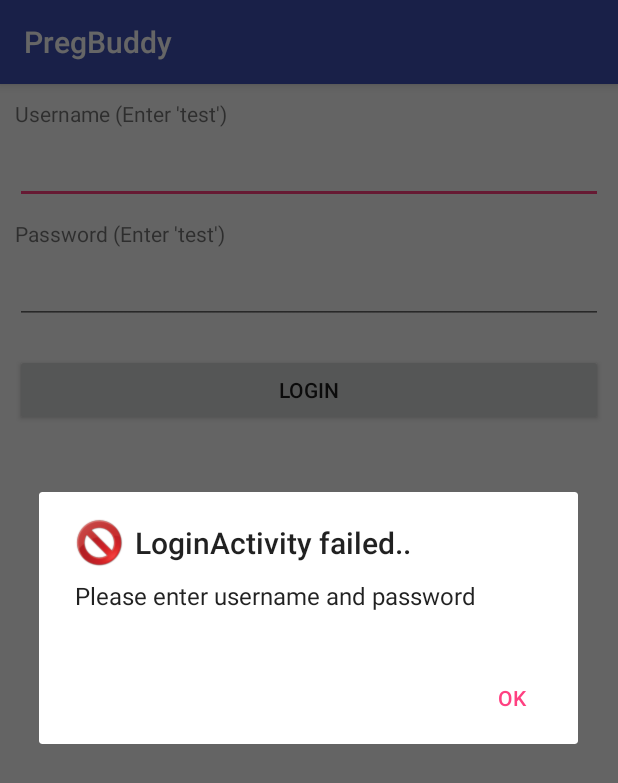
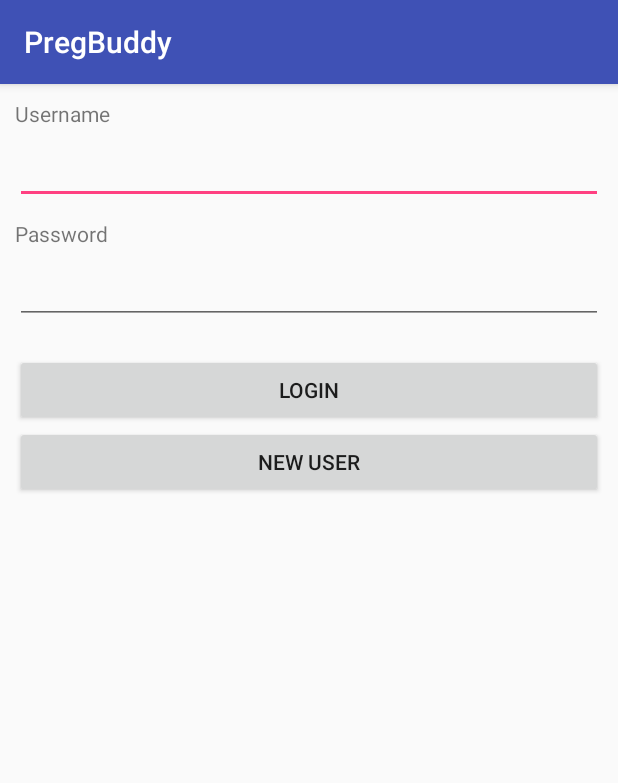
Before and after one commit to ajit123jain/PregBuddy, an Android app: the screen it shows after launch (LoginActivity), after a tap on "LOGIN", on a phone screen of 412 x 824 dp. Shown: the top 783 px of the screen. Run offline under Robolectric (Android 15) with nearby library versions, the phone set to English and light mode, and no system bars.

Commit message:
Register Login Working properly

```diff
--- a/app/src/main/java/com/ajit123jain/pregbuddy/activity/LoginActivity.java
+++ b/app/src/main/java/com/ajit123jain/pregbuddy/activity/LoginActivity.java
@@ -24,92 +24,73 @@ import retrofit2.Callback;
 import retrofit2.Response;
 
 public class LoginActivity extends AppCompatActivity {
-    // Email, password edittext
     EditText txtUsername, txtPassword;
-
-    // login button
-    Button btnLogin;
-
-    // Alert Dialog Manager
+    Button btnLogin,btnRegister;
     AlertDialogManager alert = new AlertDialogManager();
-
-    // Session Manager Class
     SharedPreferenceHelper session;
 
     @Override
     public void onCreate(Bundle savedInstanceState) {
         super.onCreate(savedInstanceState);
         setContentView(R.layout.activity_login);
-
-        // Session Manager
         session = new SharedPreferenceHelper(getApplicationContext());
-
-        // Email, Password input text
         txtUsername = (EditText) findViewById(R.id.txtUsername);
         txtPassword = (EditText) findViewById(R.id.txtPassword);
-
+        btnLogin = (Button) findViewById(R.id.btnLogin);
+        btnRegister = (Button) findViewById(R.id.btnRegister);
         Toast.makeText(getApplicationContext(), "User LoginActivity Status: " + session.isLoggedIn(), Toast.LENGTH_LONG).show();
-
-
-        // LoginActivity button
-        btnLogin = (Button) findViewById(R.id.btnLogin);
-
-
         // LoginActivity button click event
         btnLogin.setOnClickListener(new View.OnClickListener() {
-
             @Override
             public void onClick(View arg0) {
-                // Get username, password from EditText
                 String username = txtUsername.getText().toString();
                 String password = txtPassword.getText().toString();
-
                 // Check if username, password is filled
-                if(username.trim().length() > 0 && password.trim().length() > 0){
-                    // For testing puspose username, password is checked with sample data
-                    // username = test
-                    // password = test
-                    if(username.equals("test") && password.equals("test")){
-
-                        // Creating user login session
-                        // For testing i am stroing name, email as follow
-                        // Use user real data
-                        session.createLoginSession("Android Hive", "anroidhive@gmail.com");
-
-                        // Staring MainActivity
-                        Intent i = new Intent(getApplicationContext(), MainActivity.class);
-                        startActivity(i);
-                        finish();
-
-                    }else{
-                        // username / password doesn't match
-                        alert.showAlertDialog(LoginActivity.this, "LoginActivity failed..", "Username/Password is incorrect", false);
-                    }
-                }else{
-                    // user didn't entered username or password
-                    // Show alert asking him to enter the details
-                    alert.showAlertDialog(LoginActivity.this, "LoginActivity failed..", "Please enter username and password", false);
+                if (username.trim().length() > 0 && password.trim().length() > 0) {
+                    login(username.trim(), password.trim());
+                } else {
+                    Toast.makeText(getApplicationContext(),"Please write Username and password",Toast.LENGTH_LONG).show();
                 }
-
             }
         });
-
+        btnRegister.setOnClickListener(new View.OnClickListener() {
+            @Override
+            public void onClick(View view) {
+                startActivity(new Intent(getApplicationContext(),RegisterationActivity.class));
+                finish();
+            }
+        });
+    }
+    //login user and sed to the main Activity
+    private void login(final String username, String password) {
         ApiInterface apiService =
                 ApiClient.getClient().create(ApiInterface.class);
-        HashMap<String,String> params = new HashMap<>();
-        params.put("username",txtUsername.getText().toString().trim());
-        params.put("password",txtPassword.getText().toString().trim());
+        HashMap<String, String> params = new HashMap<>();
+        params.put("username", username);
+        params.put("password", password);
+        Log.d("Username:"+username,"Password:"+password);
+        params.put("apikey",getResources().getString(R.string.apikey));
         apiService.login(params).enqueue(new Callback<LoginResponse>() {
             @Override
             public void onResponse(Call<LoginResponse> call, Response<LoginResponse> response) {
-
+                 if (response.body().getApimessage().equals("OK")){
+                     session.createLoginSession(username,username);
+                     Intent intent = new Intent(getApplicationContext(),MainActivity.class);
+                     finish();
+                 }
+                 else {
+                    Toast.makeText(getApplicationContext(),response.body().getApimessage(),Toast.LENGTH_LONG).show();
+                 }
             }
 
             @Override
             public void onFailure(Call<LoginResponse> call, Throwable t) {
+                Log.e("Result",t.getMessage());
+                Log.e("Result",t.toString());
+                Toast.makeText(getApplicationContext(),"please connect to the internet",Toast.LENGTH_LONG).show();
 
             }
         });
+    }
 
-    }
 }
--- a/app/src/main/java/com/ajit123jain/pregbuddy/activity/MainActivity.java
+++ b/app/src/main/java/com/ajit123jain/pregbuddy/activity/MainActivity.java
@@ -36,50 +36,19 @@ public class MainActivity extends AppCompatActivity {
     public void onCreate(Bundle savedInstanceState) {
         super.onCreate(savedInstanceState);
         setContentView(R.layout.activity_main);
-
-        // Session class instance
         session = new SharedPreferenceHelper(getApplicationContext());
-
-        TextView lblName = (TextView) findViewById(R.id.lblName);
-        TextView lblEmail = (TextView) findViewById(R.id.lblEmail);
-
-        // Button logout
         btnLogout = (Button) findViewById(R.id.btnLogout);
-
         Toast.makeText(getApplicationContext(), "User Login Status: " + session.isLoggedIn(), Toast.LENGTH_LONG).show();
-
-
         /**
          * Call this function whenever you want to check user login
          * This will redirect user to LoginActivity is he is not
          * logged in
          * */
         session.checkLogin();
-
-        // get user data from session
-        HashMap<String, String> user = session.getUserDetails();
-
-        // name
-        String name = user.get(SharedPreferenceHelper.KEY_NAME);
-
-        // email
-        String email = user.get(SharedPreferenceHelper.KEY_EMAIL);
-
-        // displaying user data
-        lblName.setText(Html.fromHtml("Name: <b>" + name + "</b>"));
-        lblEmail.setText(Html.fromHtml("Email: <b>" + email + "</b>"));
-
-
-        /**
-         * Logout button click event
-         * */
         btnLogout.setOnClickListener(new View.OnClickListener() {
 
             @Override
             public void onClick(View arg0) {
-                // Clear the session data
-                // This will clear all session data and
-                // redirect user to LoginActivity
                 session.logoutUser();
             }
         });
--- a/app/src/main/java/com/ajit123jain/pregbuddy/model/LoginResponse.java
+++ b/app/src/main/java/com/ajit123jain/pregbuddy/model/LoginResponse.java
@@ -68,7 +68,7 @@ public class LoginResponse {
     private Integer usergroup;
     @SerializedName("session_expires_at")
     @Expose
-    private Integer sessionExpiresAt;
+    private Long sessionExpiresAt;
     @SerializedName("sessionid")
     @Expose
     private String sessionid;
@@ -93,11 +93,11 @@ public class LoginResponse {
         this.usergroup = usergroup;
     }
 
-    public Integer getSessionExpiresAt() {
+    public Long getSessionExpiresAt() {
         return sessionExpiresAt;
     }
 
-    public void setSessionExpiresAt(Integer sessionExpiresAt) {
+    public void setSessionExpiresAt(Long sessionExpiresAt) {
         this.sessionExpiresAt = sessionExpiresAt;
     }
 
--- a/app/src/main/java/com/ajit123jain/pregbuddy/model/ResgisterResponse.java
+++ b/app/src/main/java/com/ajit123jain/pregbuddy/model/RegisterResponse.java
@@ -3,7 +3,7 @@ package com.ajit123jain.pregbuddy.model;
 import com.google.gson.annotations.Expose;
 import com.google.gson.annotations.SerializedName;
 
-public class ResgisterResponse {
+public class RegisterResponse {
     @SerializedName("totalcount")
     @Expose
     private Object totalcount;
--- a/app/src/main/java/com/ajit123jain/pregbuddy/network/ApiInterface.java
+++ b/app/src/main/java/com/ajit123jain/pregbuddy/network/ApiInterface.java
@@ -1,8 +1,9 @@
 package com.ajit123jain.pregbuddy.network;
 
 import com.ajit123jain.pregbuddy.model.LoginResponse;
+import com.ajit123jain.pregbuddy.model.RegisterResponse;
 import com.google.gson.JsonObject;
-import com.pusher.pushnotifications.api.RegisterResponse;
+
 
 import java.util.Map;
 
@@ -14,15 +15,16 @@ import retrofit2.http.POST;
 import retrofit2.http.QueryMap;
 
 public interface ApiInterface {
-    @FormUrlEncoded    // annotation that used with POST type request
-    @POST("register/json") // specify the sub url for our base url
+    //Post Request for registering user
+    @FormUrlEncoded
+    @POST("register/json")
     Call<RegisterResponse> register(
             @Field("email") String user_email,
             @Field("password") String user_pass,
             @Field("apikey") String apikey);
 
-    // annotation that used with POST type request
-    @GET("login/json") // specify the sub url for our base url
+    // Login via get request
+    @GET("login/json")
     Call<LoginResponse> login(@QueryMap Map<String,String> params);
 
 }
--- a/app/src/main/java/com/ajit123jain/pregbuddy/utils/SharedPreferenceHelper.java
+++ b/app/src/main/java/com/ajit123jain/pregbuddy/utils/SharedPreferenceHelper.java
@@ -9,30 +9,16 @@ import com.ajit123jain.pregbuddy.activity.LoginActivity;
 import java.util.HashMap;
 
 public class SharedPreferenceHelper {
-    // Shared Preferences
     SharedPreferences pref;
-
-    // Editor for Shared preferences
     SharedPreferences.Editor editor;
-
-    // Context
     Context _context;
-
-    // Shared pref mode
     int PRIVATE_MODE = 0;
-
     // Sharedpref file name
-    private static final String PREF_NAME = "AndroidHivePref";
-
-    // All Shared Preferences Keys
+    private static final String PREF_NAME = "PregBuddy";
     private static final String IS_LOGIN = "IsLoggedIn";
-
-    // User name (make variable public to access from outside)
+    // User name  and Email (make variable public to access from outside)
     public static final String KEY_NAME = "name";
-
-    // Email address (make variable public to access from outside)
     public static final String KEY_EMAIL = "email";
-
     // Constructor
     public SharedPreferenceHelper(Context context){
         this._context = context;
@@ -46,14 +32,8 @@ public class SharedPreferenceHelper {
     public void createLoginSession(String name, String email){
         // Storing login value as TRUE
         editor.putBoolean(IS_LOGIN, true);
-
-        // Storing name in pref
         editor.putString(KEY_NAME, name);
-
-        // Storing email in pref
         editor.putString(KEY_EMAIL, email);
-
-        // commit changes
         editor.commit();
     }
 
@@ -69,33 +49,13 @@ public class SharedPreferenceHelper {
             Intent i = new Intent(_context, LoginActivity.class);
             // Closing all the Activities
             i.addFlags(Intent.FLAG_ACTIVITY_CLEAR_TOP);
-
             // Add new Flag to start new Activity
             i.setFlags(Intent.FLAG_ACTIVITY_NEW_TASK);
-
             // Staring LoginActivity Activity
             _context.startActivity(i);
         }
 
     }
-
-
-
-    /**
-     * Get stored session data
-     * */
-    public HashMap<String, String> getUserDetails(){
-        HashMap<String, String> user = new HashMap<String, String>();
-        // user name
-        user.put(KEY_NAME, pref.getString(KEY_NAME, null));
-
-        // user email id
-        user.put(KEY_EMAIL, pref.getString(KEY_EMAIL, null));
-
-        // return user
-        return user;
-    }
-
     /**
      * Clear session details
      * */
@@ -103,15 +63,12 @@ public class SharedPreferenceHelper {
         // Clearing all data from Shared Preferences
         editor.clear();
         editor.commit();
-
-        // After logout redirect user to Loing Activity
+        // After logout redirect user to Login Activity
         Intent i = new Intent(_context, LoginActivity.class);
         // Closing all the Activities
         i.addFlags(Intent.FLAG_ACTIVITY_CLEAR_TOP);
-
         // Add new Flag to start new Activity
         i.setFlags(Intent.FLAG_ACTIVITY_NEW_TASK);
-
         // Staring LoginActivity Activity
         _context.startActivity(i);
     }
@@ -119,7 +76,6 @@ public class SharedPreferenceHelper {
     /**
      * Quick check for login
      * **/
-    // Get LoginActivity State
     public boolean isLoggedIn(){
         return pref.getBoolean(IS_LOGIN, false);
     }
--- a/app/src/main/res/layout/activity_login.xml
+++ b/app/src/main/res/layout/activity_login.xml
@@ -10,7 +10,7 @@
     <TextView
         android:layout_width="fill_parent"
         android:layout_height="wrap_content"
-        android:text="Username (Enter 'test')"
+        android:text="Username"
         android:singleLine="true"
         android:layout_marginBottom="5dip"/>
 
@@ -24,7 +24,7 @@
     <TextView
         android:layout_width="fill_parent"
         android:layout_height="wrap_content"
-        android:text="Password (Enter 'test')"
+        android:text="Password"
         android:layout_marginBottom="5dip"/>
 
     <!-- Password input text -->
@@ -32,7 +32,7 @@
         android:layout_width="fill_parent"
         android:layout_height="wrap_content"
         android:layout_marginBottom="20dip"
-        android:password="true"
+        android:inputType="textPassword"
         android:singleLine="true"/>
 
     <!-- LoginActivity button -->
@@ -40,4 +40,8 @@
         android:layout_width="fill_parent"
         android:layout_height="wrap_content"
         android:text="Login"/>
+    <Button android:id="@+id/btnRegister"
+        android:layout_width="fill_parent"
+        android:layout_height="wrap_content"
+        android:text="New User"/>
 </LinearLayout>
```
Also changed, not shown: app/src/main/java/com/ajit123jain/pregbuddy/activity/RegisterationActivity.java (+14 -21 lines), app/src/main/res/layout/activity_main.xml (+0 -18 lines).
